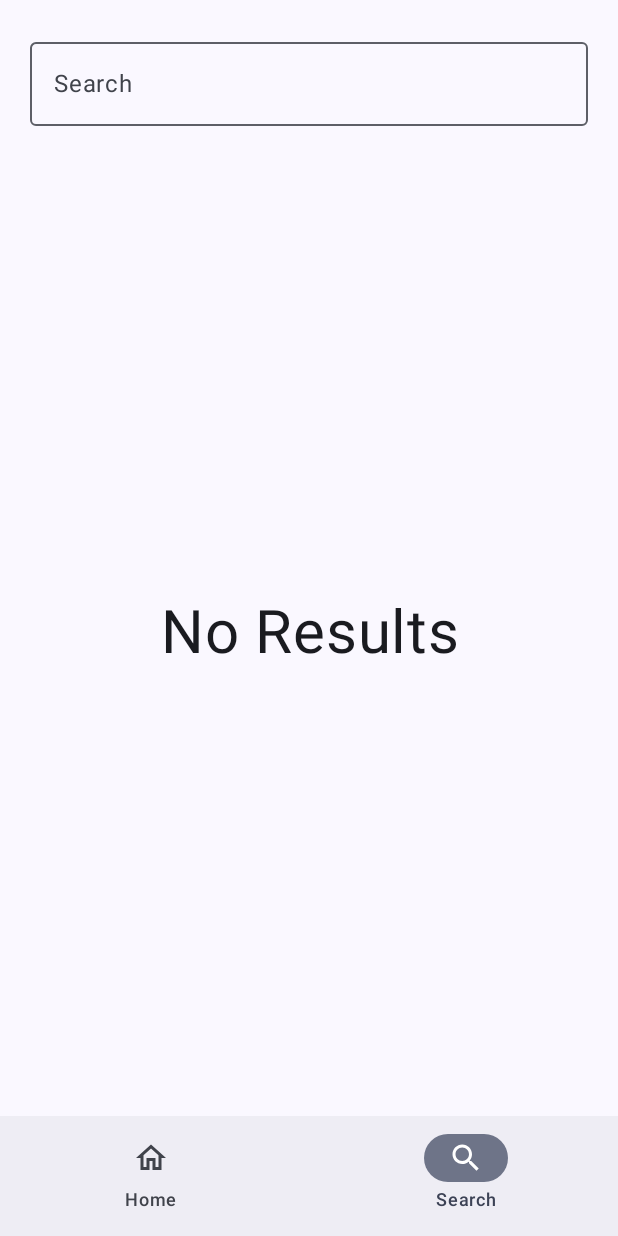
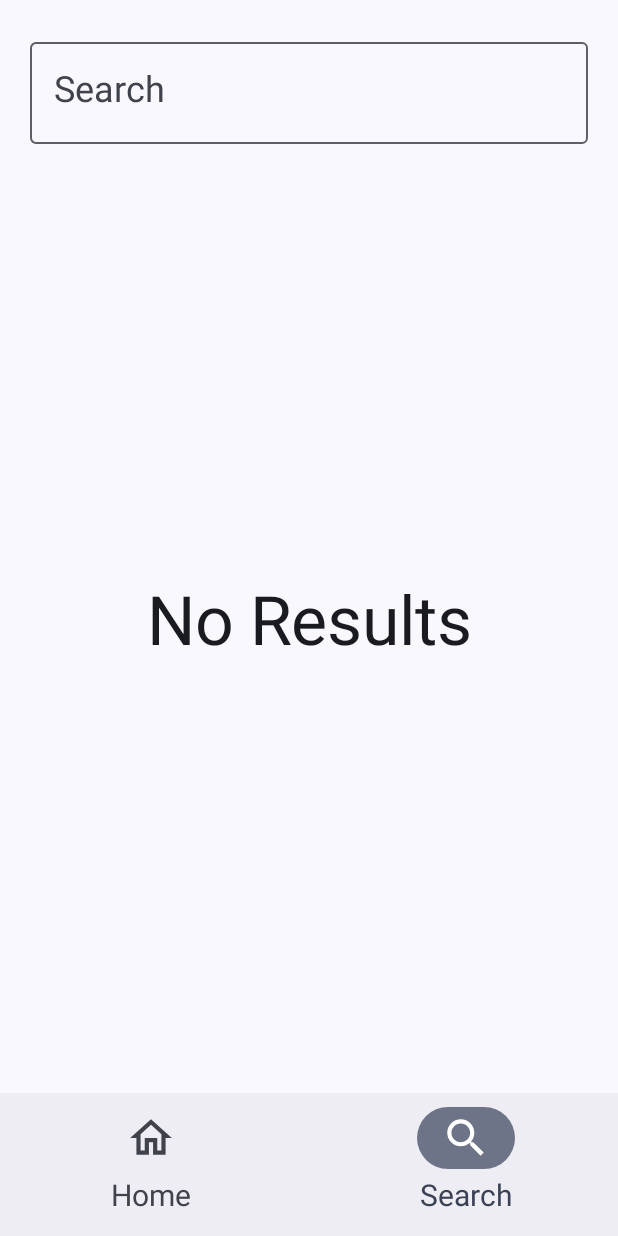
Before and after one commit to paulohc/movlist, an Android app built with Jetpack Compose: the SearchScreen screen opened through its navigation route, on a phone screen of 412 x 824 dp. Run offline under Robolectric (Android 15) with nearby library versions, the phone set to English and light mode, and no system bars; our stand-ins replace Dagger/Hilt's generated code; pictures from the network do not load; 4 statements that could not run were skipped.

Commit message:
fix: fix some fonts

```diff
--- a/app/src/main/java/com/paulohc/movlist/navigation/CustomNavigationBar.kt
+++ b/app/src/main/java/com/paulohc/movlist/navigation/CustomNavigationBar.kt
@@ -1,9 +1,14 @@
 package com.paulohc.movlist.navigation
 
+import androidx.compose.foundation.layout.heightIn
+import androidx.compose.foundation.layout.size
 import androidx.compose.material3.*
 import androidx.compose.runtime.Composable
 import androidx.compose.runtime.getValue
+import androidx.compose.ui.Modifier
 import androidx.compose.ui.res.stringResource
+import androidx.compose.ui.unit.dp
+import androidx.compose.ui.unit.sp
 import androidx.navigation.NavGraph.Companion.findStartDestination
 import androidx.navigation.NavHostController
 import androidx.navigation.compose.currentBackStackEntryAsState
@@ -23,7 +28,9 @@ fun CustomNavigationBar(
     val shouldShowBar = items.any { it.screen.routePrefix == currentDestination?.route }
 
     if (shouldShowBar) {
-        NavigationBar {
+        NavigationBar(
+            modifier = Modifier.heightIn(95.dp)
+        ) {
             items.forEach { item ->
                 val isSelected = currentDestination?.route == item.screen.routePrefix
                 val title = stringResource(id = item.title)
@@ -33,9 +40,17 @@ fun CustomNavigationBar(
                             imageVector = if (isSelected) item.selectedIcon
                             else item.unselectedIcon,
                             contentDescription = title,
+                            modifier = Modifier.size(33.dp)
                         )
                     },
-                    label = { Text(title) },
+                    label = {
+                        Text(
+                            text = title,
+                            style = MaterialTheme
+                                .typography
+                                .titleLarge.copy(fontSize = 20.sp)
+                        )
+                    },
                     selected = isSelected,
                     onClick = {
                         navController.navigate(item.screen.routePrefix) {
--- a/app/src/main/java/com/paulohc/movlist/ui/screens/search/SearchScreen.kt
+++ b/app/src/main/java/com/paulohc/movlist/ui/screens/search/SearchScreen.kt
@@ -5,8 +5,7 @@ import androidx.compose.foundation.clickable
 import androidx.compose.foundation.layout.*
 import androidx.compose.foundation.lazy.grid.*
 import androidx.compose.foundation.shape.RoundedCornerShape
-import androidx.compose.material3.OutlinedTextField
-import androidx.compose.material3.Text
+import androidx.compose.material3.*
 import androidx.compose.runtime.*
 import androidx.compose.runtime.saveable.rememberSaveable
 import androidx.compose.ui.Alignment
@@ -15,10 +14,8 @@ import androidx.compose.ui.draw.clip
 import androidx.compose.ui.graphics.Color
 import androidx.compose.ui.layout.ContentScale
 import androidx.compose.ui.res.stringResource
-import androidx.compose.ui.text.TextStyle
 import androidx.compose.ui.text.style.TextAlign
 import androidx.compose.ui.unit.dp
-import androidx.compose.ui.unit.sp
 import coil.compose.AsyncImage
 import com.paulohc.movlist.R
 import com.paulohc.movlist.util.Constants
@@ -39,7 +36,7 @@ fun SearchScreen(
     Column {
         Column(
             modifier = Modifier
-                .height(100.dp)
+                .heightIn(100.dp)
                 .fillMaxWidth(),
         ) {
             OutlinedTextField(
@@ -49,9 +46,15 @@ fun SearchScreen(
                     .padding(top = 20.dp),
                 value = text,
                 onValueChange = { text = it },
-                label = { Text(stringResource(id = R.string.search)) },
-                textStyle = TextStyle(fontSize = 20.sp),
+                textStyle = MaterialTheme.typography.headlineMedium,
+                label = {
+                    Text(
+                        text = stringResource(id = R.string.search),
+                        style = MaterialTheme.typography.headlineSmall,
+                    )
+                },
             )
+            Spacer(modifier = Modifier.height(2.dp))
         }
         if (searchedMovies == null) {
             Column(
@@ -61,7 +64,7 @@ fun SearchScreen(
             ) {
                 Text(
                     text = stringResource(id = R.string.no_results),
-                    fontSize = 40.sp,
+                    style = MaterialTheme.typography.displayMedium,
                     textAlign = TextAlign.Center,
                 )
             }
```
